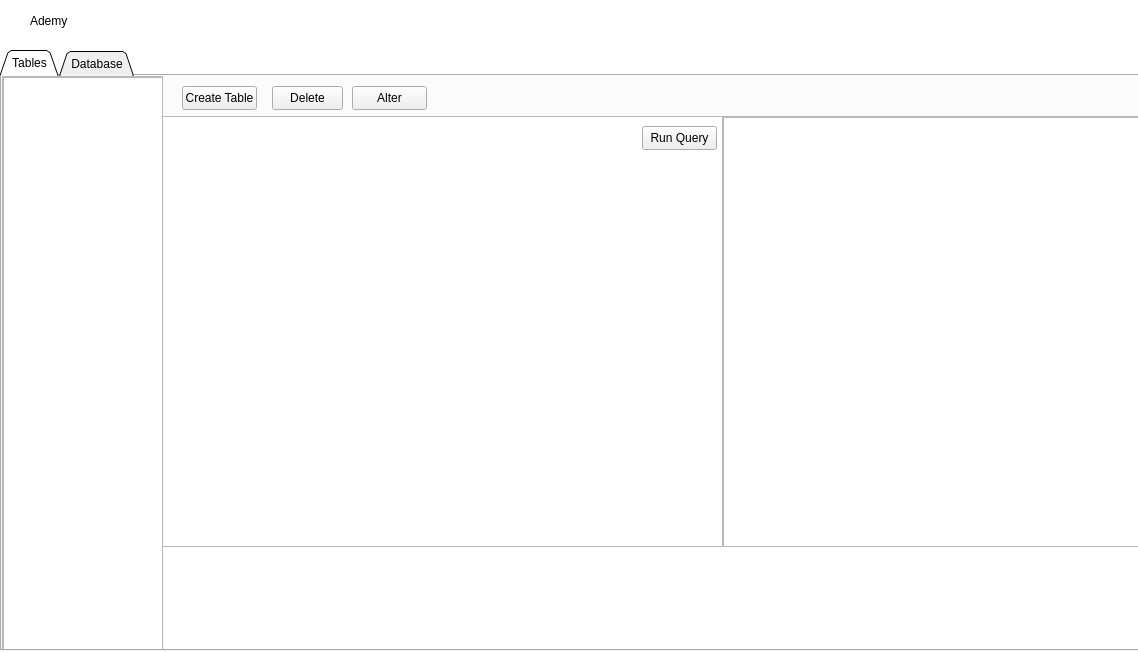
Before: the Qt Designer form ui/mainwindow.ui in Jedybox/Ademy, drawn with Qt 5.
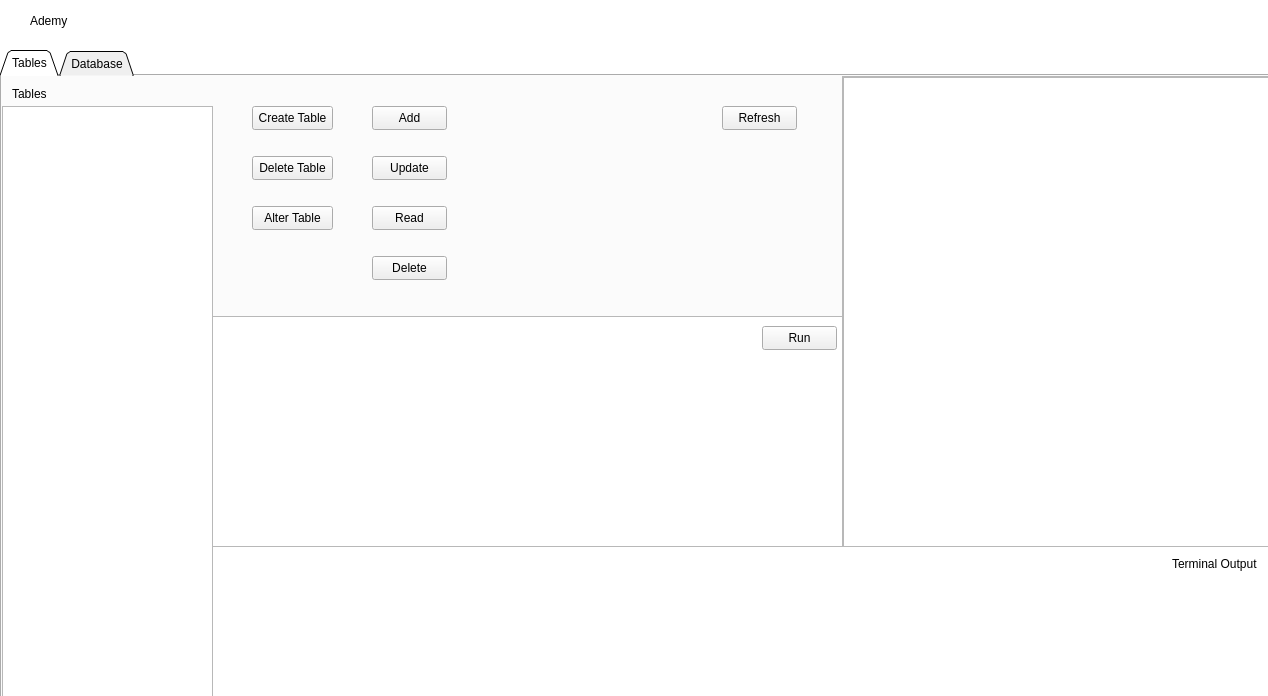
After: the same form once the commit is applied.

Commit message: Add table creation and deletion functionality in the main window

```diff
--- a/ui/mainwindow.ui
+++ b/ui/mainwindow.ui
@@ -9,8 +9,8 @@
    <rect>
     <x>0</x>
     <y>0</y>
-    <width>1138</width>
-    <height>653</height>
+    <width>1268</width>
+    <height>696</height>
    </rect>
   </property>
   <property name="sizePolicy">
@@ -86,8 +86,8 @@
      <rect>
       <x>0</x>
       <y>50</y>
-      <width>1141</width>
-      <height>601</height>
+      <width>1271</width>
+      <height>651</height>
      </rect>
     </property>
     <property name="sizePolicy">
@@ -96,6 +96,9 @@
       <verstretch>0</verstretch>
      </sizepolicy>
     </property>
+    <property name="styleSheet">
+     <string notr="true"/>
+    </property>
     <property name="tabPosition">
      <enum>QTabWidget::North</enum>
     </property>
@@ -109,45 +112,12 @@
      <attribute name="title">
       <string>Tables</string>
      </attribute>
-     <widget class="QScrollArea" name="scrollArea">
+     <widget class="QPushButton" name="createTableBtn">
       <property name="geometry">
        <rect>
-        <x>0</x>
-        <y>0</y>
-        <width>161</width>
-        <height>581</height>
-       </rect>
-      </property>
-      <property name="widgetResizable">
-       <bool>true</bool>
-      </property>
-      <widget class="QWidget" name="scrollAreaWidgetContents">
-       <property name="geometry">
-        <rect>
-         <x>0</x>
-         <y>0</y>
-         <width>159</width>
-         <height>579</height>
-        </rect>
-       </property>
-       <widget class="QTableView" name="tableView">
-        <property name="geometry">
-         <rect>
-          <x>0</x>
-          <y>0</y>
-          <width>161</width>
-          <height>581</height>
-         </rect>
-        </property>
-       </widget>
-      </widget>
-     </widget>
-     <widget class="QPushButton" name="pushButton">
-      <property name="geometry">
-       <rect>
-        <x>180</x>
-        <y>10</y>
-        <width>75</width>
+        <x>250</x>
+        <y>30</y>
+        <width>81</width>
         <height>24</height>
        </rect>
       </property>
@@ -158,56 +128,52 @@
      <widget class="QPushButton" name="pushButton_2">
       <property name="geometry">
        <rect>
-        <x>270</x>
-        <y>10</y>
-        <width>71</width>
+        <x>250</x>
+        <y>80</y>
+        <width>81</width>
         <height>24</height>
        </rect>
       </property>
       <property name="text">
-       <string>Delete</string>
+       <string>Delete Table</string>
       </property>
      </widget>
      <widget class="QPushButton" name="pushButton_3">
       <property name="geometry">
        <rect>
-        <x>350</x>
-        <y>10</y>
-        <width>75</width>
+        <x>250</x>
+        <y>130</y>
+        <width>81</width>
         <height>24</height>
        </rect>
       </property>
       <property name="text">
-       <string>Alter</string>
+       <string>Alter Table</string>
       </property>
      </widget>
      <widget class="QTextEdit" name="textEdit">
       <property name="geometry">
        <rect>
-        <x>160</x>
+        <x>210</x>
         <y>470</y>
-        <width>981</width>
-        <height>111</height>
+        <width>1061</width>
+        <height>161</height>
        </rect>
       </property>
-     </widget>
-     <widget class="QTextEdit" name="textEdit_2">
-      <property name="geometry">
-       <rect>
-        <x>160</x>
-        <y>40</y>
-        <width>561</width>
-        <height>431</height>
-       </rect>
+      <property name="mouseTracking">
+       <bool>true</bool>
+      </property>
+      <property name="readOnly">
+       <bool>true</bool>
       </property>
      </widget>
      <widget class="QScrollArea" name="scrollArea_2">
       <property name="geometry">
        <rect>
-        <x>720</x>
-        <y>40</y>
-        <width>421</width>
-        <height>431</height>
+        <x>840</x>
+        <y>0</y>
+        <width>431</width>
+        <height>471</height>
        </rect>
       </property>
       <property name="widgetResizable">
@@ -218,8 +184,8 @@
         <rect>
          <x>0</x>
          <y>0</y>
-         <width>419</width>
-         <height>429</height>
+         <width>429</width>
+         <height>469</height>
         </rect>
        </property>
        <widget class="QTableWidget" name="tableWidget">
@@ -227,8 +193,8 @@
          <rect>
           <x>0</x>
           <y>0</y>
-          <width>421</width>
-          <height>431</height>
+          <width>431</width>
+          <height>471</height>
          </rect>
         </property>
        </widget>
@@ -237,14 +203,125 @@
      <widget class="QPushButton" name="pushButton_4">
       <property name="geometry">
        <rect>
-        <x>640</x>
-        <y>50</y>
+        <x>720</x>
+        <y>30</y>
         <width>75</width>
         <height>24</height>
        </rect>
       </property>
       <property name="text">
-       <string>Run Query</string>
+       <string>Refresh</string>
+      </property>
+     </widget>
+     <widget class="QPushButton" name="addOnTable">
+      <property name="geometry">
+       <rect>
+        <x>370</x>
+        <y>30</y>
+        <width>75</width>
+        <height>24</height>
+       </rect>
+      </property>
+      <property name="text">
+       <string>Add</string>
+      </property>
+     </widget>
+     <widget class="QPushButton" name="updateOnTable">
+      <property name="geometry">
+       <rect>
+        <x>370</x>
+        <y>80</y>
+        <width>75</width>
+        <height>24</height>
+       </rect>
+      </property>
+      <property name="text">
+       <string>Update</string>
+      </property>
+     </widget>
+     <widget class="QPushButton" name="readOnTablebtn">
+      <property name="geometry">
+       <rect>
+        <x>370</x>
+        <y>130</y>
+        <width>75</width>
+        <height>24</height>
+       </rect>
+      </property>
+      <property name="text">
+       <string>Read</string>
+      </property>
+     </widget>
+     <widget class="QPlainTextEdit" name="queryEditor">
+      <property name="geometry">
+       <rect>
+        <x>210</x>
+        <y>240</y>
+        <width>631</width>
+        <height>231</height>
+       </rect>
+      </property>
+     </widget>
+     <widget class="QPushButton" name="deleteTable">
+      <property name="geometry">
+       <rect>
+        <x>370</x>
+        <y>180</y>
+        <width>75</width>
+        <height>24</height>
+       </rect>
+      </property>
+      <property name="text">
+       <string>Delete</string>
+      </property>
+     </widget>
+     <widget class="QLabel" name="label_2">
+      <property name="geometry">
+       <rect>
+        <x>1170</x>
+        <y>480</y>
+        <width>91</width>
+        <height>16</height>
+       </rect>
+      </property>
+      <property name="text">
+       <string>Terminal Output</string>
+      </property>
+     </widget>
+     <widget class="QPushButton" name="pushButton">
+      <property name="geometry">
+       <rect>
+        <x>760</x>
+        <y>250</y>
+        <width>75</width>
+        <height>24</height>
+       </rect>
+      </property>
+      <property name="text">
+       <string>Run</string>
+      </property>
+     </widget>
+     <widget class="QListWidget" name="listWidget">
+      <property name="geometry">
+       <rect>
+        <x>0</x>
+        <y>30</y>
+        <width>211</width>
+        <height>601</height>
+       </rect>
+      </property>
+     </widget>
+     <widget class="QLabel" name="label_3">
+      <property name="geometry">
+       <rect>
+        <x>10</x>
+        <y>10</y>
+        <width>49</width>
+        <height>16</height>
+       </rect>
+      </property>
+      <property name="text">
+       <string>Tables</string>
       </property>
      </widget>
     </widget>
```
Left out of the diff: 10 changed lines with no effect on the pictures. The commit also changes 4 other files.
